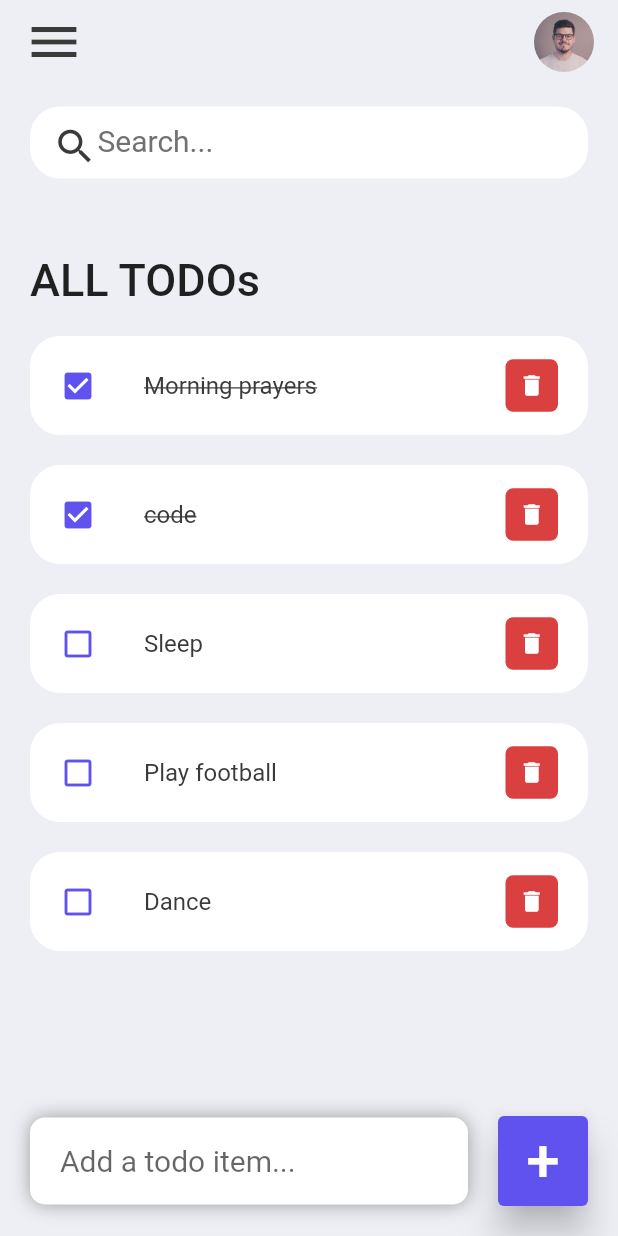
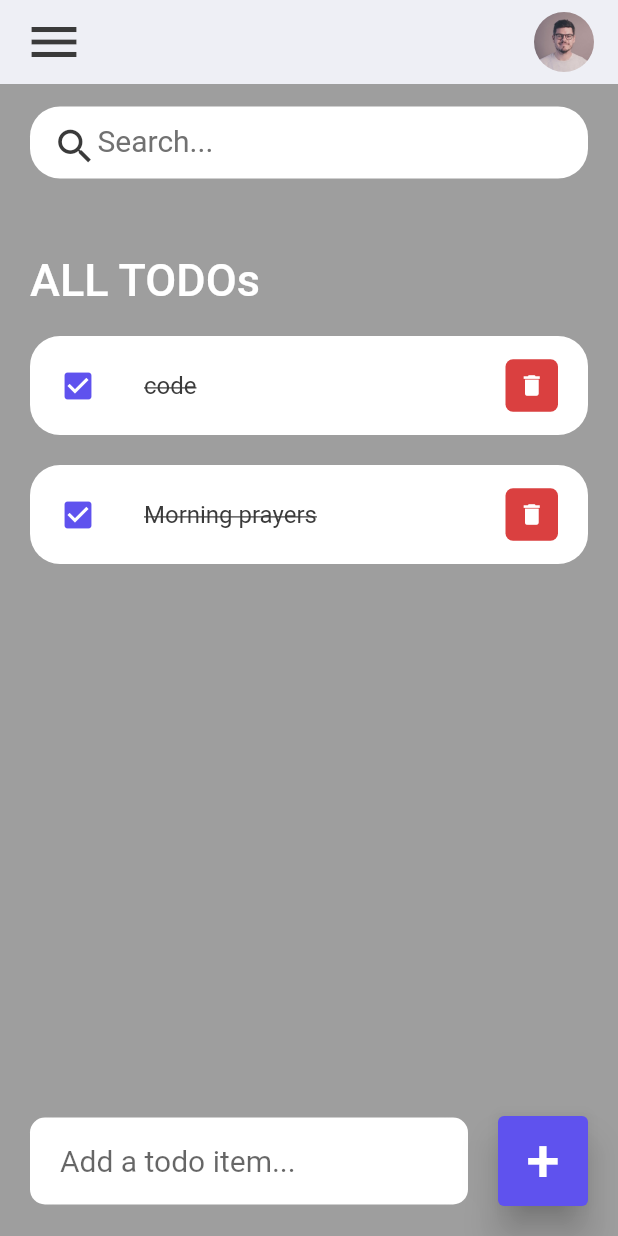
Before and after one commit to brightjonathan/Flutter_todoList, a Flutter app: the screen it shows after launch, after a tap on the "delete" icon, on a phone screen of 412 x 824 dp. Run offline on Flutter 3.47's test engine with Material 2 defaults, Android fonts, the phone set to English and light mode, and no system bars.

Commit message:
add the basic func.

```diff
--- a/lib/List_items/todo_items.dart
+++ b/lib/List_items/todo_items.dart
@@ -3,34 +3,39 @@ import 'package:my_note/Constants/colours.dart';
 import 'package:my_note/Model/todo_model.dart';
 
 class Todo_items extends StatelessWidget {
-  const Todo_items({super.key, required this.todo});
+  const Todo_items(
+      {super.key,
+      required this.todo,
+      required this.onTodoChange,
+      required this.onDeleteItem});
 
- //import from model
-  final toDo todo; //
+  //import from model
+  final toDo todo;
+  final onTodoChange;
+  final onDeleteItem;
 
   @override
   Widget build(BuildContext context) {
     return Container(
       margin: EdgeInsets.only(bottom: 20),
       child: ListTile(
-        onTap: () {},
+        onTap: () {
+          onTodoChange(todo);
+        },
         shape: RoundedRectangleBorder(
           borderRadius: BorderRadius.circular(20),
         ),
         contentPadding: EdgeInsets.symmetric(horizontal: 20, vertical: 5),
         tileColor: Colors.white,
         leading: Icon(
-          todo.isComplete ? Icons.check_box : Icons.check_box_outline_blank,
-          color: tdBlue
-          ),
-        title: Text(
-          todo.todoText!,
+            todo.isComplete ? Icons.check_box : Icons.check_box_outline_blank,
+            color: tdBlue),
+        title: Text(todo.todoText!,
             style: TextStyle(
               fontSize: 16,
               color: tdBlack,
               decoration: todo.isComplete ? TextDecoration.lineThrough : null,
-            )
-            ),
+            )),
         trailing: Container(
           padding: const EdgeInsets.all(0),
           height: 35,
@@ -38,7 +43,9 @@ class Todo_items extends StatelessWidget {
           decoration: BoxDecoration(
               color: tdRed, borderRadius: BorderRadius.circular(5)),
           child: IconButton(
-            onPressed: () {},
+            onPressed: () {
+              onDeleteItem(todo.id);
+            },
             color: Colors.white,
             iconSize: 18,
             icon: const Icon(Icons.delete),
--- a/lib/Model/todo_model.dart
+++ b/lib/Model/todo_model.dart
@@ -16,8 +16,6 @@ class toDo {
       toDo(id: '01', todoText: 'Morning prayers', isComplete: true),
       toDo(id: '02', todoText: 'code', isComplete: true),
       toDo(id: '03', todoText: 'Sleep', ),
-      toDo(id: '04', todoText: 'Play football', ),
-      toDo(id: '05', todoText: 'Dance', ),
     ];
   }
 }
--- a/lib/Screen/home.dart
+++ b/lib/Screen/home.dart
@@ -3,16 +3,75 @@ import 'package:my_note/Constants/colours.dart'; //colour folder
 import '../List_items/todo_items.dart'; //todoitem folders
 import '../Model/todo_model.dart';
 
-class Home extends StatelessWidget {
+class Home extends StatefulWidget {
   Home({super.key});
 
+  @override
+  State<Home> createState() => _HomeState();
+}
+
+class _HomeState extends State<Home> {
   //imported the todolist from model
   final todoList = toDo.todoList();
+  final _textController = TextEditingController();
+  List<toDo> _foundToDo = [];
+
+  @override
+  void initState() {
+    _foundToDo = todoList;
+    super.initState();
+  }
+
+//handles the check box functionality
+  void _handleToDoChange(toDo todo) {
+    setState(() {
+      todo.isComplete = !todo.isComplete;
+    });
+  }
+
+//delete functionality
+  void _handleDelete(String id) {
+    setState(() {
+      todoList.removeWhere((item) => item.id == id);
+    });
+  }
+
+//adding the add todo functionality
+  void _addTodoItems(String todo) {
+    setState(() {
+      todoList.add(toDo(
+          id: DateTime.now().millisecondsSinceEpoch.toString(),
+          todoText: todo));
+    });
+
+    //to clear the input field
+    _textController.clear();
+  }
+
+//functionality for filtering or search functionality...
+  void _runFilter (String enteredKeyword) {
+    List<toDo> results = [];
+    if (enteredKeyword.isEmpty) {
+      results = todoList;
+    } else {
+      results = todoList
+          .where((item) => item.todoText!
+              .toLowerCase()
+              .contains(enteredKeyword.toLowerCase()))
+          .toList();
+    }
+
+    setState(() {
+      _foundToDo = results;
+    });
+  }
 
   @override
   Widget build(BuildContext context) {
     return Scaffold(
-      backgroundColor: tdBGColor,
+      backgroundColor: Color.fromARGB(115, 41, 40, 40),
+
+      //appBar ui
       appBar: AppBar(
           backgroundColor: tdBGColor,
           elevation: 0,
@@ -34,11 +93,34 @@ class Home extends StatelessWidget {
             ],
           )),
       body: Stack(children: [
+
+        //search
         Container(
           padding: const EdgeInsets.symmetric(horizontal: 20, vertical: 15),
           child: Column(children: [
-            //search box
-            searchBox(),
+            Container(
+            padding: const EdgeInsets.symmetric(
+              horizontal: 15,
+            ),
+            decoration: BoxDecoration(
+                color: Colors.white, borderRadius: BorderRadius.circular(20)),
+            child:  TextField(
+              style: TextStyle(fontSize: 20),
+              onChanged: (value) => _runFilter(value),
+              decoration: InputDecoration(
+                contentPadding: EdgeInsets.all(0),
+                prefixIcon: Icon(
+                  Icons.search,
+                  color: tdBlack,
+                  size: 30,
+                ),
+                prefixIconConstraints: BoxConstraints(maxHeight: 25, minHeight: 25),
+                border: InputBorder.none,
+                hintText: 'Search...',
+                hintStyle: TextStyle(color: tdGrey, fontSize: 20),
+              ),
+            ),
+          ),
 
             Expanded(
               child: ListView(
@@ -48,17 +130,26 @@ class Home extends StatelessWidget {
                     child: const Text(
                       'ALL TODOs',
                       style:
-                          TextStyle(fontSize: 30, fontWeight: FontWeight.w500),
+                          TextStyle(fontSize: 30,
+                          fontWeight: FontWeight.w500,
+                          color: Color.fromARGB(255, 255, 255, 255)
+                          ),
                     ),
                   ),
 
                   //list items
-                  for (toDo todoo in todoList) Todo_items(todo: todoo),
+                  for (toDo todoo in _foundToDo.reversed)
+                    Todo_items(
+                      todo: todoo,
+                      onTodoChange: _handleToDoChange,
+                      onDeleteItem: _handleDelete,
+                    ),
                 ],
               ),
             )
           ]),
         ),
+
 
         //this for the input field bottom
         Align(
@@ -83,7 +174,8 @@ class Home extends StatelessWidget {
                     )
                   ],
                   borderRadius: BorderRadius.circular(10)),
-              child: const TextField(
+              child: TextField(
+                controller: _textController,
                 style: TextStyle(fontSize: 20),
                 decoration: InputDecoration(
                   hintText: 'Add a todo item...',
@@ -96,16 +188,16 @@ class Home extends StatelessWidget {
               margin: const EdgeInsets.only(bottom: 20, right: 20),
               child: ElevatedButton(
                 onPressed: () {
-                  print('Sent');
+                  _addTodoItems(_textController.text);
                 },
-                child: const Text('+',
+                child: const Text(
+                  '+',
                   style: TextStyle(fontSize: 40),
                 ),
                 style: ElevatedButton.styleFrom(
-                 backgroundColor: tdBlue,
+                  backgroundColor: tdBlue,
                   minimumSize: Size(60, 60),
                   elevation: 10,
-
                 ),
               ),
             )
@@ -115,29 +207,3 @@ class Home extends StatelessWidget {
     );
   }
 }
-
-//search box widget created
-Widget searchBox() {
-  return Container(
-    padding: const EdgeInsets.symmetric(
-      horizontal: 15,
-    ),
-    decoration: BoxDecoration(
-        color: Colors.white, borderRadius: BorderRadius.circular(20)),
-    child: const TextField(
-      style: TextStyle(fontSize: 20),
-      decoration: InputDecoration(
-        contentPadding: EdgeInsets.all(0),
-        prefixIcon: Icon(
-          Icons.search,
-          color: tdBlack,
-          size: 30,
-        ),
-        prefixIconConstraints: BoxConstraints(maxHeight: 25, minHeight: 25),
-        border: InputBorder.none,
-        hintText: 'Search...',
-        hintStyle: TextStyle(color: tdGrey, fontSize: 20),
-      ),
-    ),
-  );
-}
--- a/lib/main.dart
+++ b/lib/main.dart
@@ -15,8 +15,7 @@ class MyApp extends StatelessWidget {
   Widget build(BuildContext context) {
 
     SystemChrome.setSystemUIOverlayStyle(
-      SystemUiOverlayStyle(statusBarColor:
-      Colors.transparent )
+      SystemUiOverlayStyle( statusBarColor: Colors.transparent )
     );
     return MaterialApp(
       debugShowCheckedModeBanner: false,
```
Also changed, not shown: 1 other file.
